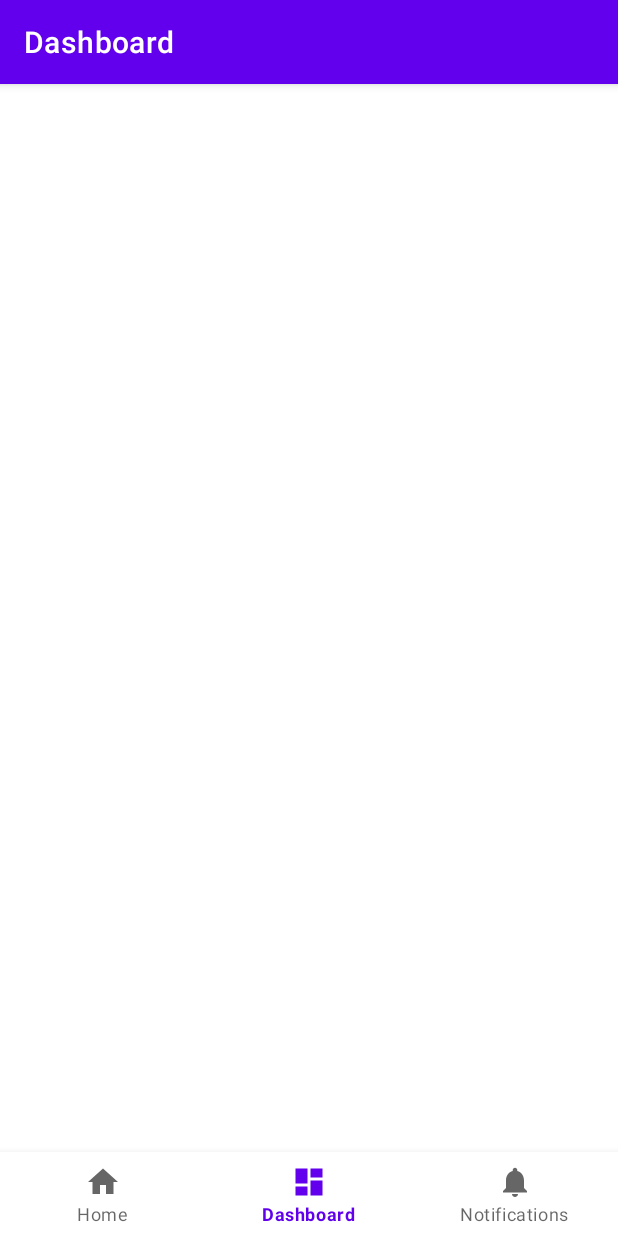
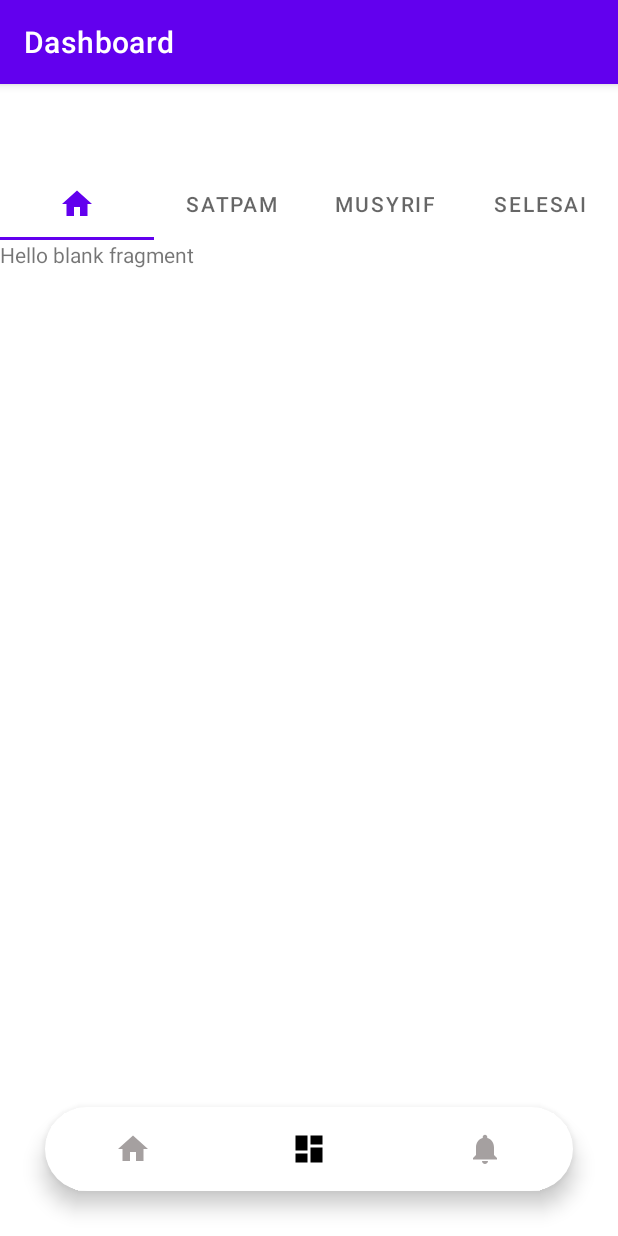
Before and after one commit to emRival/MyPacket, an Android app: the DashboardFragment screen opened through its navigation route, on a phone screen of 412 x 824 dp. Run offline under Robolectric (Android 15) with nearby library versions, the phone set to English and light mode, and no system bars; our stand-ins replace navigation-ui; 2 statements that could not run were skipped.

Commit message:
viewPager

```diff
--- /dev/null
+++ b/app/src/main/java/com/rival/my_packet/adapter/ViewPagerAdapter.kt
@@ -0,0 +1,36 @@
+package com.rival.my_packet.adapter
+
+import android.app.Fragment
+import android.app.FragmentManager
+import androidx.fragment.app.FragmentActivity
+import androidx.fragment.app.FragmentPagerAdapter
+import androidx.viewpager2.adapter.FragmentStateAdapter
+import com.rival.my_packet.ui.paket.DashboardPaketFragment
+import com.rival.my_packet.ui.paket.MusyrifPaketFragment
+import com.rival.my_packet.ui.paket.SatpamPaketFragment
+import com.rival.my_packet.ui.paket.SelesaiPaketFragment
+
+import kotlinx.android.synthetic.main.fragment_dashboard.*
+
+
+class ViewPagerAdapter(fragmentActivity: FragmentActivity) :
+    FragmentStateAdapter(fragmentActivity) {
+    override fun getItemCount(): Int = 4
+
+    override fun createFragment(position: Int): androidx.fragment.app.Fragment {
+        return when (position) {
+            0 -> {
+                DashboardPaketFragment()
+            }
+            1 -> {
+                SatpamPaketFragment()
+            }
+            2 -> {
+                MusyrifPaketFragment()
+            }
+            else -> {
+                SelesaiPaketFragment()
+            }
+        }
+    }
+}
--- a/app/src/main/java/com/rival/my_packet/ui/dashboard/DashboardFragment.kt
+++ b/app/src/main/java/com/rival/my_packet/ui/dashboard/DashboardFragment.kt
@@ -1,38 +1,61 @@
 package com.rival.my_packet.ui.dashboard
+
 
 import android.os.Bundle
 import android.view.LayoutInflater
 import android.view.View
 import android.view.ViewGroup
-import android.widget.TextView
 import androidx.fragment.app.Fragment
-import androidx.lifecycle.ViewModelProvider
+import androidx.viewpager.widget.PagerAdapter
+import androidx.viewpager.widget.ViewPager
+import androidx.viewpager2.widget.ViewPager2
+import com.google.android.material.tabs.TabLayout
+import com.google.android.material.tabs.TabLayoutMediator
+import com.rival.my_packet.R
+
+import com.rival.my_packet.adapter.ViewPagerAdapter
 import com.rival.my_packet.databinding.FragmentDashboardBinding
+
 
 class DashboardFragment : Fragment() {
 
     private var _binding: FragmentDashboardBinding? = null
+    private lateinit var tabLayout: TabLayout
+    private lateinit var viewPager: ViewPager2
+
 
     // This property is only valid between onCreateView and
     // onDestroyView.
     private val binding get() = _binding!!
+    private lateinit var viewPagerAdapter: ViewPagerAdapter
 
     override fun onCreateView(
         inflater: LayoutInflater,
         container: ViewGroup?,
         savedInstanceState: Bundle?
     ): View {
+        _binding = FragmentDashboardBinding.inflate(inflater, container, false)
+        val root: View = binding.root
 
 
-        _binding = FragmentDashboardBinding.inflate(inflater, container, false)
-        val root: View = binding.root
+
+        tabLayout = binding.tabLayout
+        viewPager = binding.viewPager
+        viewPager.adapter = ViewPagerAdapter(requireActivity())
+        TabLayoutMediator(tabLayout, viewPager) { tab, position ->
+            when (position) {
+                0 -> tab.icon = resources.getDrawable(R.drawable.ic_home_black_24dp)
+                1 -> tab.text = "Satpam"
+                2 -> tab.text = "musyrif"
+                3 -> tab.text = "Selesai"
+            }
+        }.attach()
 
 
         return root
     }
 
-    override fun onDestroyView() {
-        super.onDestroyView()
-        _binding = null
-    }
+
+
+
 }
--- /dev/null
+++ b/app/src/main/java/com/rival/my_packet/ui/paket/DashboardPaketFragment.kt
@@ -0,0 +1,25 @@
+package com.rival.my_packet.ui.paket
+
+import android.os.Bundle
+import androidx.fragment.app.Fragment
+import android.view.LayoutInflater
+import android.view.View
+import android.view.ViewGroup
+import com.rival.my_packet.R
+
+
+class DashboardPaketFragment : Fragment() {
+
+
+
+    override fun onCreateView(
+        inflater: LayoutInflater, container: ViewGroup?,
+        savedInstanceState: Bundle?
+    ): View? {
+        // Inflate the layout for this fragment
+        return inflater.inflate(R.layout.fragment_dashboard_paket, container, false)
+    }
+
+
+
+}
--- /dev/null
+++ b/app/src/main/res/drawable/ic_button_nav.xml
@@ -0,0 +1,7 @@
+<?xml version="1.0" encoding="utf-8"?>
+<shape
+    android:shape="rectangle"
+     xmlns:android="http://schemas.android.com/apk/res/android">
+<solid android:color="@color/white"/>
+<corners android:radius="100dp"/>
+</shape>
--- /dev/null
+++ b/app/src/main/res/drawable/item_selector.xml
@@ -0,0 +1,8 @@
+<?xml version="1.0" encoding="utf-8"?>
+<selector xmlns:android="http://schemas.android.com/apk/res/android">
+
+    <item android:state_pressed="true" android:color="@color/black"/>
+    <item android:state_checked="true" android:color="@color/black"/>
+    <item  android:color="#A5A0A0"/>
+
+</selector>
--- a/app/src/main/res/layout/activity_main.xml
+++ b/app/src/main/res/layout/activity_main.xml
@@ -10,13 +10,18 @@
         android:id="@+id/nav_view"
         android:layout_width="0dp"
         android:layout_height="wrap_content"
+        android:layout_margin="30dp"
+
         android:layout_marginStart="0dp"
         android:layout_marginEnd="0dp"
-        android:background="?android:attr/windowBackground"
+        android:background="@drawable/ic_button_nav"
         app:layout_constraintBottom_toBottomOf="parent"
         app:layout_constraintLeft_toLeftOf="parent"
         app:layout_constraintRight_toRightOf="parent"
-        app:menu="@menu/bottom_nav_menu" />
+        app:menu="@menu/bottom_nav_menu"
+        app:itemIconTint="@drawable/item_selector"
+        app:labelVisibilityMode="unlabeled"
+        />
 
     <fragment
         android:id="@+id/nav_host_fragment_activity_main"
@@ -25,9 +30,11 @@
         android:layout_height="match_parent"
         app:defaultNavHost="true"
         app:layout_constraintBottom_toTopOf="@id/nav_view"
+        app:layout_constraintHorizontal_bias="0.0"
         app:layout_constraintLeft_toLeftOf="parent"
         app:layout_constraintRight_toRightOf="parent"
         app:layout_constraintTop_toTopOf="parent"
+        app:layout_constraintVertical_bias="1.0"
         app:navGraph="@navigation/mobile_navigation" />
 
 </androidx.constraintlayout.widget.ConstraintLayout>
--- a/app/src/main/res/layout/fragment_dashboard.xml
+++ b/app/src/main/res/layout/fragment_dashboard.xml
@@ -4,19 +4,29 @@
     xmlns:tools="http://schemas.android.com/tools"
     android:layout_width="match_parent"
     android:layout_height="match_parent"
-    tools:context=".ui.dashboard.DashboardFragment">
+    android:gravity="center"
+    android:orientation="vertical"
+    tools:context=".MainActivity">
 
-    <TextView
-        android:id="@+id/text_dashboard"
+
+    <com.google.android.material.tabs.TabLayout
+        android:id="@+id/tab_layout"
         android:layout_width="match_parent"
         android:layout_height="wrap_content"
-        android:layout_marginStart="8dp"
-        android:layout_marginTop="8dp"
-        android:layout_marginEnd="8dp"
-        android:textAlignment="center"
-        android:textSize="20sp"
+        app:layout_constraintEnd_toEndOf="parent"
+        app:layout_constraintEnd_toStartOf="parent"
+        app:layout_constraintTop_toTopOf="parent " />
+
+    <androidx.viewpager2.widget.ViewPager2
+        android:id="@+id/view_pager"
+        android:layout_width="0dp"
+        android:layout_height="0dp"
         app:layout_constraintBottom_toBottomOf="parent"
         app:layout_constraintEnd_toEndOf="parent"
         app:layout_constraintStart_toStartOf="parent"
-        app:layout_constraintTop_toTopOf="parent" />
+        app:layout_constraintTop_toBottomOf="@id/tab_layout"
+
+        />
+
+
 </androidx.constraintlayout.widget.ConstraintLayout>
--- /dev/null
+++ b/app/src/main/res/layout/fragment_dashboard_paket.xml
@@ -0,0 +1,14 @@
+<?xml version="1.0" encoding="utf-8"?>
+<FrameLayout xmlns:android="http://schemas.android.com/apk/res/android"
+    xmlns:tools="http://schemas.android.com/tools"
+    android:layout_width="match_parent"
+    android:layout_height="match_parent"
+    tools:context=".ui.paket.DashboardPaketFragment">
+
+    <!-- TODO: Update blank fragment layout -->
+    <TextView
+        android:layout_width="match_parent"
+        android:layout_height="match_parent"
+        android:text="@string/hello_blank_fragment" />
+
+</FrameLayout>
--- a/app/src/main/res/layout/fragment_home.xml
+++ b/app/src/main/res/layout/fragment_home.xml
@@ -4,13 +4,15 @@
     xmlns:tools="http://schemas.android.com/tools"
     android:layout_width="match_parent"
     android:layout_height="match_parent"
+
     tools:context=".ui.home.HomeFragment">
+
 
     <androidx.recyclerview.widget.RecyclerView
         android:id="@+id/rv_landing"
         android:layout_width="match_parent"
         android:layout_height="wrap_content"
-        tools:listitem="@layout/item_list_landing"/>
+        tools:listitem="@layout/item_list_landing" />
 
     <androidx.recyclerview.widget.RecyclerView
         android:id="@+id/rv_landing2"
--- a/app/src/main/res/values/colors.xml
+++ b/app/src/main/res/values/colors.xml
@@ -7,4 +7,5 @@
     <color name="teal_700">#FF018786</color>
     <color name="black">#FF000000</color>
     <color name="white">#FFFFFFFF</color>
+    <color name="abu">#7A7A7A</color>
 </resources>
--- a/app/src/main/res/values/strings.xml
+++ b/app/src/main/res/values/strings.xml
@@ -94,4 +94,6 @@
         "when a user tries to pick up one of cards.\n\n"
     </string>
     <string name="action_settings">Settings</string>
+    <!-- TODO: Remove or change this placeholder text -->
+    <string name="hello_blank_fragment">Hello blank fragment</string>
 </resources>
```
Also changed, not shown: app/src/main/java/com/rival/my_packet/ui/home/HomeViewModel.kt (deleted, +0 -13 lines), app/src/main/java/com/rival/my_packet/ui/paket/MusyrifPaketFragment.kt (added, +23 -0 lines), app/src/main/java/com/rival/my_packet/ui/paket/SatpamPaketFragment.kt (added, +22 -0 lines), app/src/main/java/com/rival/my_packet/ui/paket/SelesaiPaketFragment.kt (added, +22 -0 lines), app/src/main/res/layout/fragment_musyrif_paket.xml (added, +14 -0 lines), app/src/main/res/layout/fragment_satpam_paket.xml (added, +14 -0 lines), app/src/main/res/layout/fragment_selesai_paket.xml (added, +14 -0 lines).
